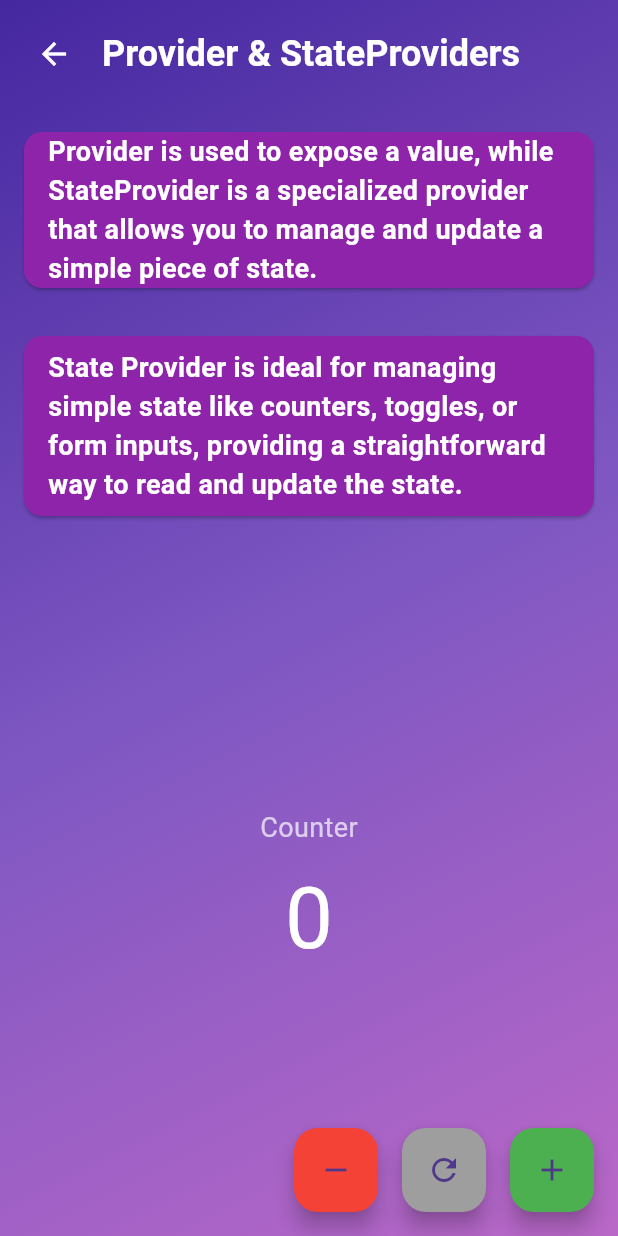
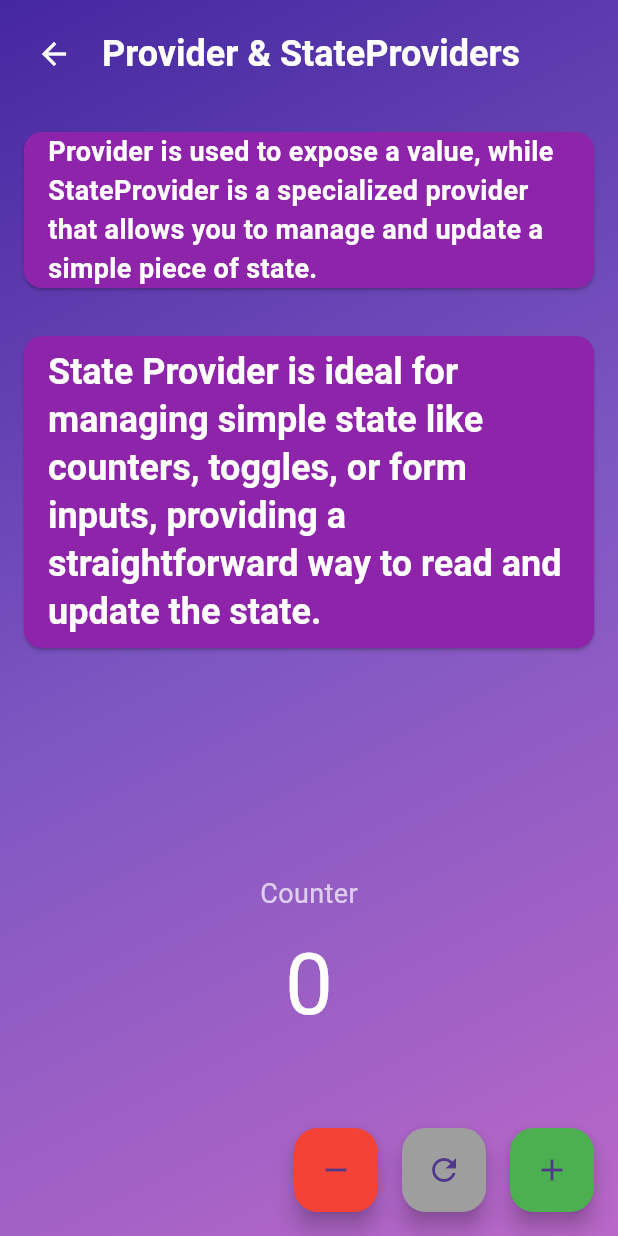
Before and after one commit to diwasbk/Flutter-Learning-App, a Flutter app: the ProviderStateProviderScreen screen opened directly, on a phone screen of 412 x 824 dp. Run offline on Flutter 3.47's test engine with Material 3 defaults, Android fonts, the phone set to English and light mode, and no system bars; our stand-ins replace flutter_riverpod.

Commit message:
Convert StatelessWidget to ConsumerWidget and Pass WidgetRef ref Parameter Inside build

```diff
--- a/lib/screens/provider_state_provider_screen.dart
+++ b/lib/screens/provider_state_provider_screen.dart
@@ -1,23 +1,26 @@
 import 'package:flutter/material.dart';
 import 'package:flutter_riverpod/flutter_riverpod.dart';
 
+// Immutable State/Provider
 final appBarProvider = Provider<String>((ref) {
   return "Provider & StateProviders";
 });
 
+// Immutable State/Provider
 final providerDefinationProvider = Provider<String>((ref) {
   return 'Provider is used to expose a value, while StateProvider is a specialized provider that allows you to manage and update a simple piece of state.';
 });
 
+// Immutable State/Provider
 final stateProviderdefinationProvider = Provider<String>((ref) {
   return 'State Provider is ideal for managing simple state like counters, toggles, or form inputs, providing a straightforward way to read and update the state.';
 });
 
-class ProviderStateProviderScreen extends StatelessWidget {
+class ProviderStateProviderScreen extends ConsumerWidget {
   const ProviderStateProviderScreen({super.key});
 
   @override
-  Widget build(BuildContext context) {
+  Widget build(BuildContext context, WidgetRef ref) {
     return Scaffold(
       body: Container(
         decoration: BoxDecoration(
@@ -44,17 +47,13 @@ class ProviderStateProviderScreen extends StatelessWidget {
                       icon: const Icon(Icons.arrow_back, color: Colors.white),
                     ),
                     const SizedBox(width: 8),
-                    Consumer(
-                      builder: (context, ref, child) {
-                        return Text(
+                    Text(
                       ref.read(appBarProvider),
                       style: Theme.of(context).textTheme.headlineSmall
                           ?.copyWith(
                             color: Colors.white,
                             fontWeight: FontWeight.bold,
                           ),
-                        );
-                      },
                     ),
                   ],
                 ),
@@ -64,17 +63,13 @@ class ProviderStateProviderScreen extends StatelessWidget {
                 margin: const EdgeInsets.all(16.0),
                 child: Padding(
                   padding: const EdgeInsets.symmetric(horizontal: 16.0),
-                  child: Consumer(
-                    builder: (context, ref, child) {
-                      return Text(
+                  child: Text(
                     ref.read(providerDefinationProvider),
                     style: Theme.of(context).textTheme.bodyMedium?.copyWith(
                       fontSize: 18,
                       color: Colors.white,
                       fontWeight: FontWeight.bold,
                     ),
-                      );
-                    },
                   ),
                 ),
               ),
@@ -86,17 +81,12 @@ class ProviderStateProviderScreen extends StatelessWidget {
                     horizontal: 16.0,
                     vertical: 8.0,
                   ),
-                  child: Consumer(
-                    builder: (context, ref, child) {
-                      return Text(
+                  child: Text(
                     ref.read(stateProviderdefinationProvider),
-                        style: Theme.of(context).textTheme.bodyMedium?.copyWith(
-                          fontSize: 18,
+                    style: Theme.of(context).textTheme.headlineSmall?.copyWith(
                       color: Colors.white,
                       fontWeight: FontWeight.bold,
                     ),
-                      );
-                    },
                   ),
                 ),
               ),
```
Lines whose indentation alone changed are shown as unchanged.
